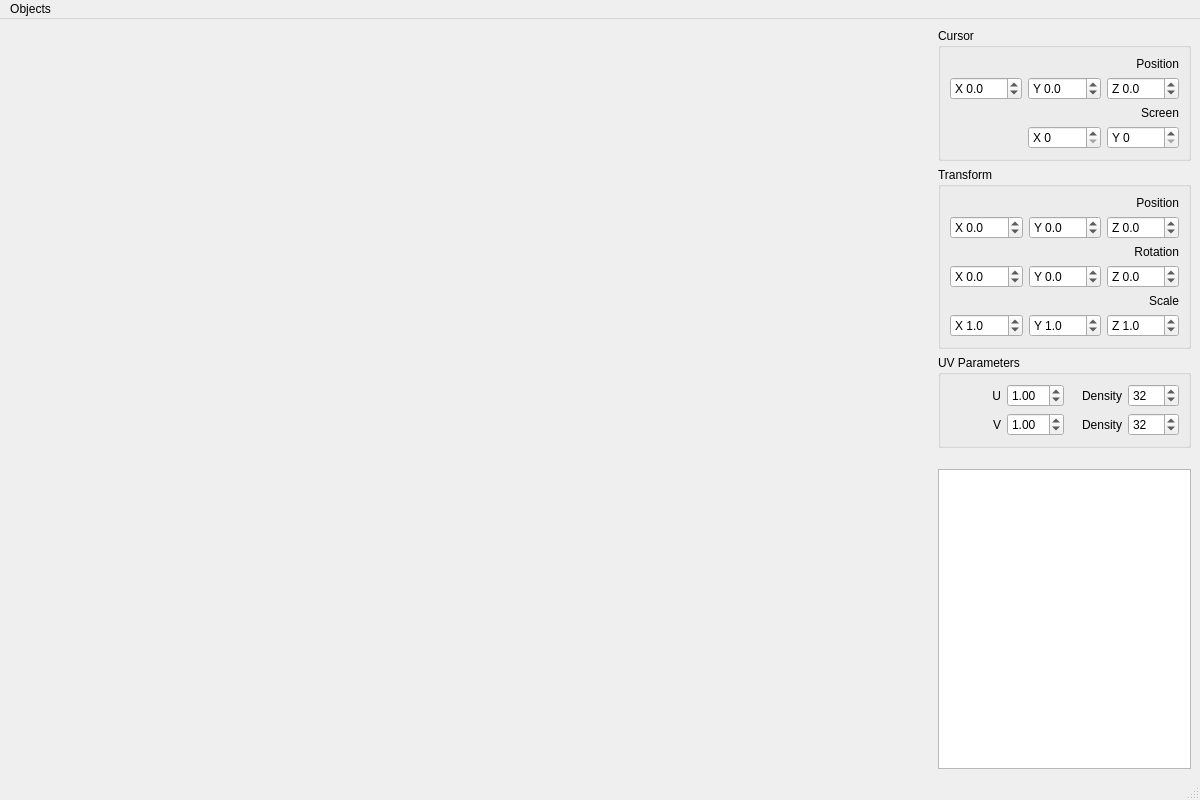
Above: mainwindow.ui from smogork/SmoCAD before the change. Below: the same form after it.
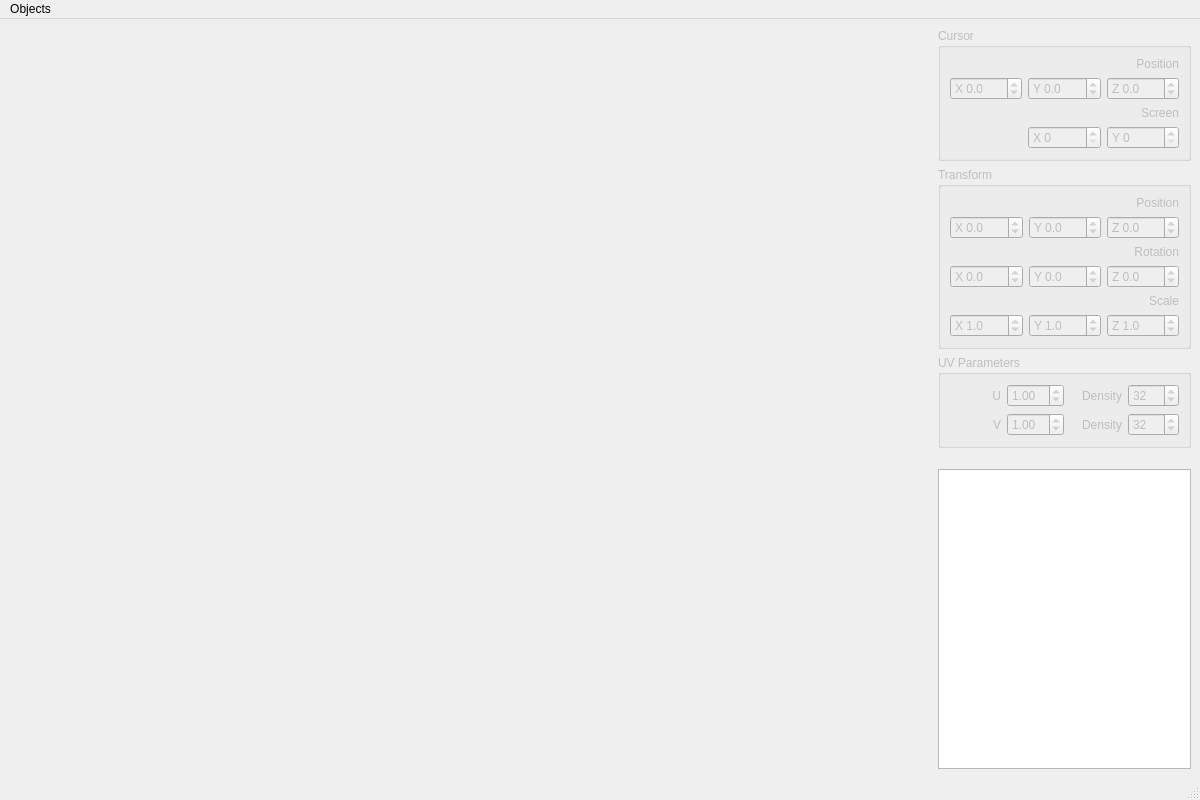
That is the form after the change. Custom widgets are drawn as their Qt base class.

Patch:
```diff
--- a/mainwindow.ui
+++ b/mainwindow.ui
@@ -45,6 +45,9 @@
      <layout class="QVBoxLayout" name="verticalLayout_3">
       <item>
        <widget class="QGroupBox" name="groupBoxCursor">
+        <property name="enabled">
+         <bool>false</bool>
+        </property>
         <property name="title">
          <string>Cursor</string>
         </property>
@@ -155,6 +158,9 @@
       </item>
       <item>
        <widget class="QGroupBox" name="groupBoxTransform">
+        <property name="enabled">
+         <bool>false</bool>
+        </property>
         <property name="title">
          <string>Transform</string>
         </property>
@@ -378,6 +384,9 @@
       </item>
       <item>
        <widget class="QGroupBox" name="groupBoxUVParams">
+        <property name="enabled">
+         <bool>false</bool>
+        </property>
         <property name="title">
          <string>UV Parameters</string>
         </property>
```
Left out of the diff: 6 changed lines with no effect on the pictures.
